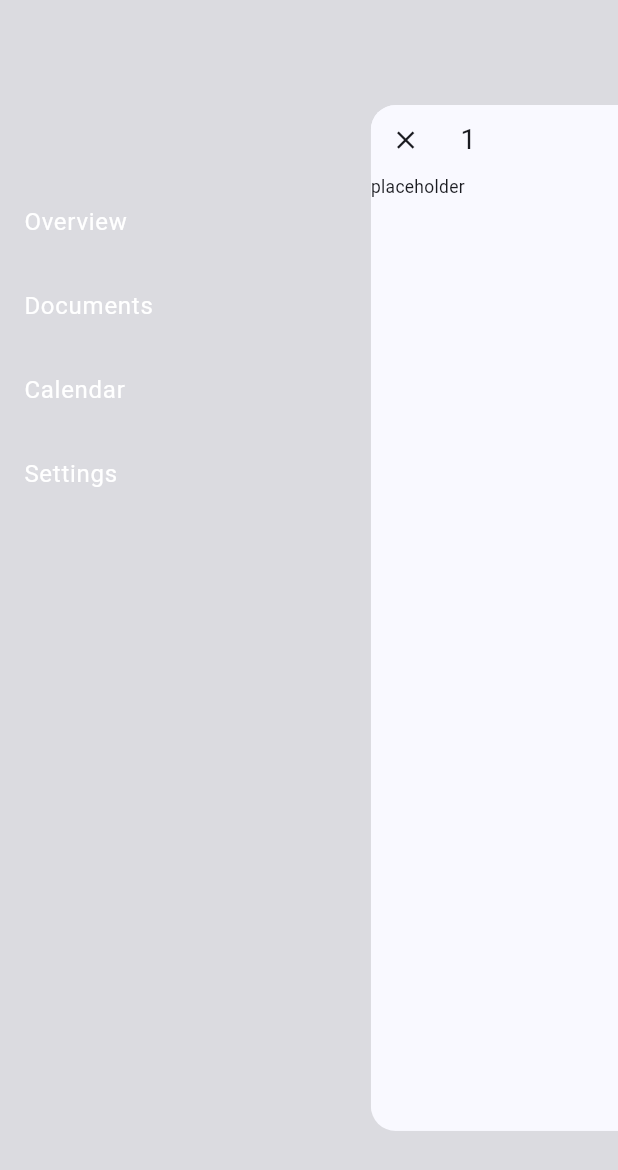
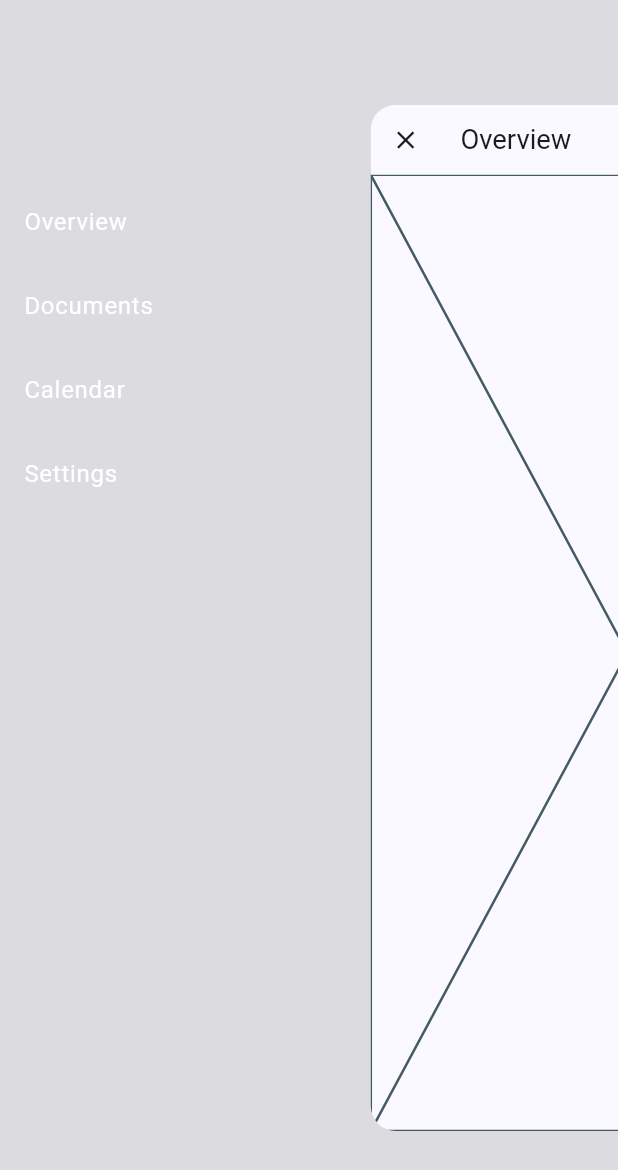
Before and after one commit to hamburg1r/expensetracker, a Flutter app: the screen it shows after launch, after a tap on the "menu" icon, on a phone screen of 412 x 824 dp. Shown: the top 1170 px of the screen. Run offline on Flutter 3.47's test engine with Material 3 defaults, Android fonts, the phone set to English and light mode, and no system bars; drawn by our look-alikes of dynamic_color, flutter_advanced_drawer; our stand-ins replace flutter_riverpod, freezed_annotation, hive_flutter, riverpod_annotation; accounts and stored records are empty; generated files the repository leaves out were written again.

Commit message:
Hive, riverpod and overview screen initial steps

```diff
--- a/lib/main.dart
+++ b/lib/main.dart
@@ -1,12 +1,21 @@
 import 'package:dynamic_color/dynamic_color.dart';
+import 'package:expensetracker/screens/overview/main.dart';
 import 'package:flutter/material.dart';
 import 'package:flutter_advanced_drawer/flutter_advanced_drawer.dart';
 import 'package:flutter_riverpod/flutter_riverpod.dart';
+import 'package:hive_flutter/hive_flutter.dart';
+import 'package:path_provider/path_provider.dart';
 import 'package:riverpod_annotation/riverpod_annotation.dart';
+import 'model/main.dart';
 
 part 'main.g.dart';
 
-void main() {
+void main() async {
+  WidgetsFlutterBinding.ensureInitialized();
+  var path = await getApplicationDocumentsDirectory();
+  Hive.init(path.path);
+  Hive.initFlutter(path.path);
+  await Hive.openBox<List<TransactionModel>>('transactions');
   runApp(ProviderScope(
     child: const App(),
   ));
@@ -108,6 +117,9 @@ class _HomeScreenState extends ConsumerState<HomeScreen> {
           actions: actions,
         );
     var screens = <Widget>[
+      Overview(
+        appBar: appBar,
+      ),
       Scaffold(
         appBar: appBar(Text('1')),
         body: Text('placeholder'),
--- /dev/null
+++ b/lib/screens/overview/main.dart
@@ -0,0 +1,16 @@
+import 'package:flutter/material.dart';
+
+class Overview extends StatelessWidget {
+  final AppBar Function(Widget, [List<Widget>]) appBar;
+  const Overview({
+    super.key,
+    required this.appBar,
+  });
+  @override
+  Widget build(BuildContext context) {
+    return Scaffold(
+      appBar: appBar(Text('Overview'), []),
+      body: Placeholder(),
+    );
+  }
+}
```
Also changed, not shown: lib/model/expenses.dart (+32 -8 lines), lib/model/expenses.freezed.dart, lib/model/expenses.g.dart.
